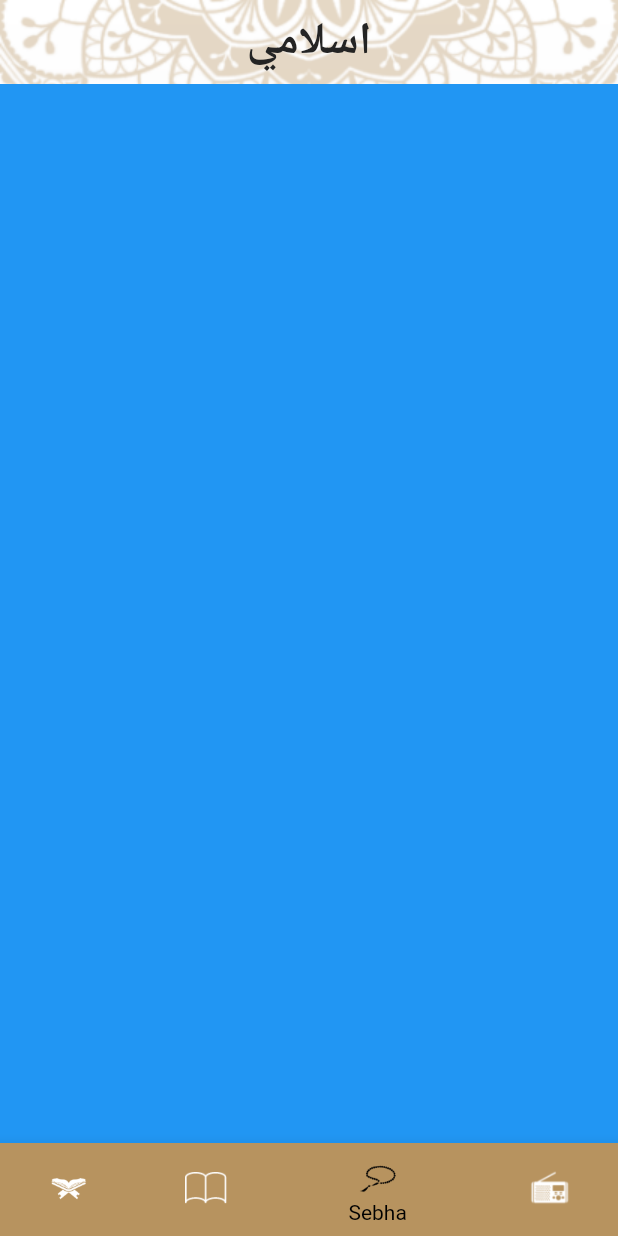
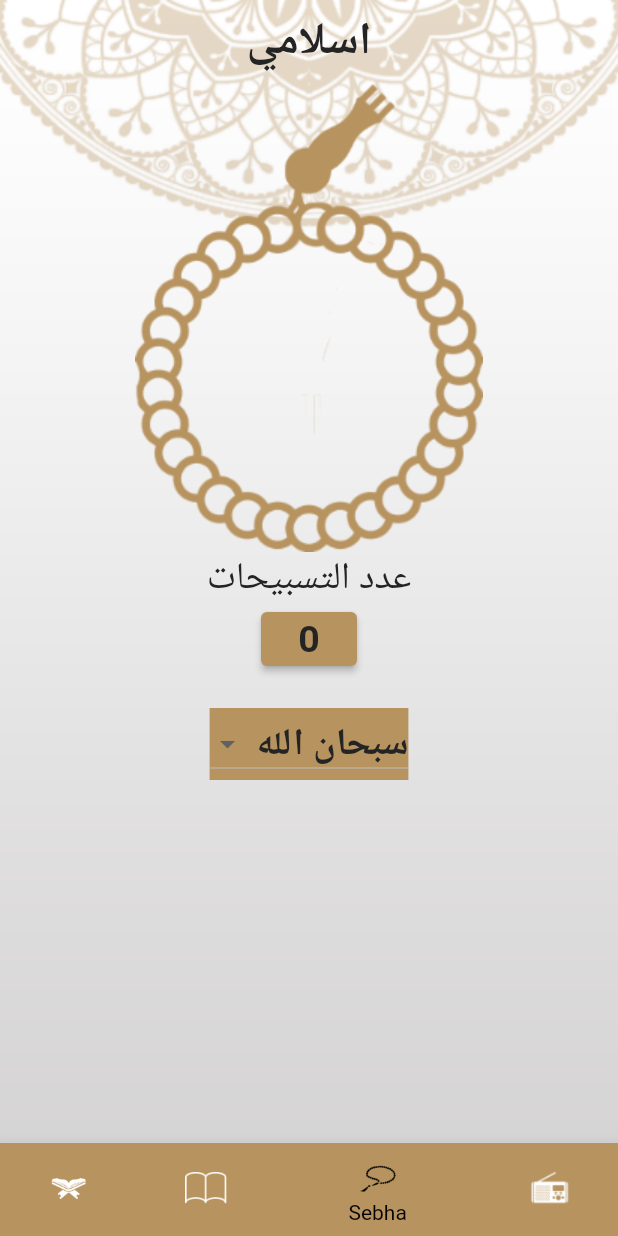
Before and after one commit to 0ArwaSaad0/islami_app, a Flutter app: the screen it shows after launch, item 2 of the bottom bar chosen, on a phone screen of 412 x 824 dp. Run offline on Flutter 3.47's test engine with Material 2 defaults, Android fonts, the phone set to English and light mode, and no system bars; generated files the repository leaves out were written again.

Commit message:
add sebha_tab

```diff
--- a/lib/home/sebha.dart
+++ b/lib/home/sebha.dart
@@ -1,13 +1,82 @@
+import 'package:flutter/material.dart';
+import 'package:islami_app/my_theme.dart';
 
-import 'package:flutter/material.dart';
+class SebhaTab extends StatefulWidget {
+  @override
+  State<SebhaTab> createState() => _SebhaTabState();
+}
 
-class SebhaTab extends StatelessWidget {
-  const SebhaTab({Key? key}) : super(key: key);
+class _SebhaTabState extends State<SebhaTab> {
+  String dropdownvalue = 'سبحان الله';
+  var items = ['الله اكبر', 'الحمدلله', 'لا اله الا الله', 'سبحان الله'];
+  int count = 0;
+  int currentNum = 0;
 
   @override
   Widget build(BuildContext context) {
-    return Container(
-      color: Colors.blue,
-    );
+    return Column(
+        //crossAxisAlignment: CrossAxisAlignment.stretch,
+        children: [
+          Center(
+              child: InkWell(
+            onTap: () {
+              addNum(count);
+              setState(() {});
+            },
+            child: Image(
+              image: AssetImage(
+                'assets/images/sebha_img.png',
+              ),
+            ),
+          )),
+          Text('عدد التسبيحات',
+              style: Theme.of(context)
+                  .textTheme
+                  .subtitle1
+                  ?.copyWith(fontWeight: FontWeight.normal)),
+          ElevatedButton(
+            style: ElevatedButton.styleFrom(primary: MyThemeData.goldColor),
+            onPressed: () {},
+            child: Text(
+              '$currentNum',
+              style: Theme.of(context).textTheme.subtitle1,
+            ),
+          ),
+          Padding(
+            padding: const EdgeInsets.all(22.0),
+            child: Container(
+              decoration: BoxDecoration(color: MyThemeData.goldColor),
+              child: DropdownButton(
+                  elevation: 10,
+                  value: dropdownvalue,
+                  items: items
+                      .map((String items) => DropdownMenuItem(
+                            child: Text(items),
+                            value: items,
+                          ))
+                      .toList(),
+                  onChanged: (String? value) {
+                    dropdownvalue = value!;
+
+                    setState(() {});
+                  }),
+            ),
+          ),
+        ]);
+  }
+
+  void addNum(index) {
+    currentNum++;
+
+    if (currentNum == 34) {
+      dropdownvalue = items[index];
+      currentNum = 0;
+      count++;
+      if (count > items.length - 1) {
+        currentNum = 0;
+        count=0;
+      }
+      setState(() {});
+    }
   }
 }
--- a/lib/l10n/app_en.arb
+++ b/lib/l10n/app_en.arb
@@ -3,4 +3,5 @@
 "sura_name":"Sura Name",
 "ahadeth":"Ahadeth",
 "radio":"Radio"
+
 }
```
Also changed, not shown: lib/aaa.dart (added, +93 -0 lines), assets/images/2.0x/sebha_img@2x.png (added), assets/images/3.0x/sebha_img@3x.png (added), assets/images/sebha_img.png (added).
